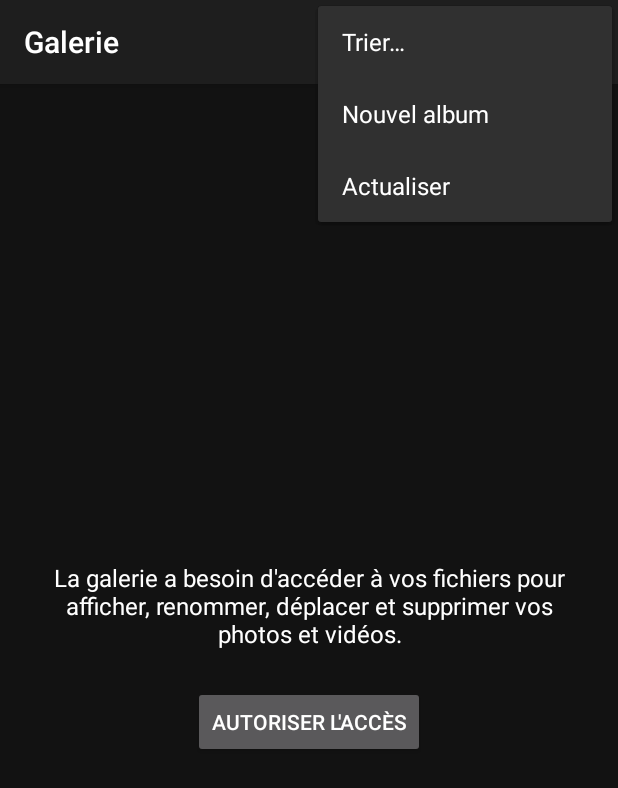
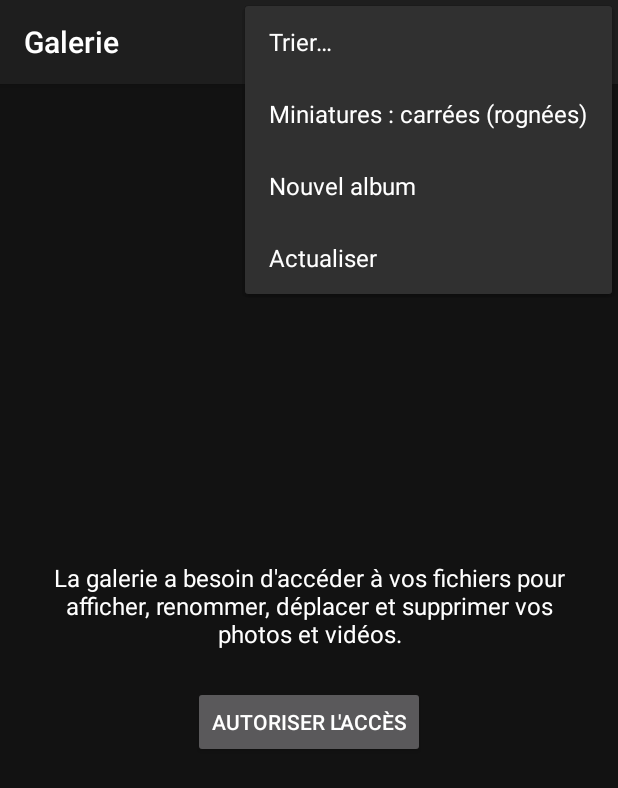
Before and after one commit to Aminetrial/galerie, an Android app: the screen it shows after launch (MainActivity), with the options menu open, on a phone screen of 412 x 824 dp. Shown: the top 788 px of the screen. Run offline under Robolectric (Android 15) with nearby library versions, the phone set to English and light mode, and no system bars; 1 statement that could not run was skipped.

Commit message:
Mise à jour Galerie 2026-11-19 21:31

```diff
--- a/app/src/main/java/com/galerie/app/MainActivity.java
+++ b/app/src/main/java/com/galerie/app/MainActivity.java
@@ -90,6 +90,7 @@ public class MainActivity extends Activity {
     private boolean includeVideos = false;  // onglet Photos : inclure les vidéos
     private boolean photosFolders = false;  // onglet Photos : vue par dossiers (sinon grille)
     private boolean videosFolders = true;   // onglet Vidéos : vue par dossiers (sinon grille)
+    private boolean thumbsOriginal = true;  // miniatures entières (format original) au lieu de carrées rognées
     private boolean randomOn = false;       // mode aléatoire (partagé avec la visionneuse)
     private Button randomFab;
     private int sortMode = SORT_DATE;
@@ -110,7 +111,7 @@ public class MainActivity extends Activity {
     private final TextView[] chips = new TextView[3];
     private final TextView[] navItems = new TextView[4];
     private ScrollView settingsView;
-    private final TextView[] setRows = new TextView[7];
+    private final TextView[] setRows = new TextView[8];
     private TextView emptyView;
     private ProgressBar progress;
     private LinearLayout permissionView;
@@ -143,6 +144,7 @@ public class MainActivity extends Activity {
         photosFolders = p.getBoolean("photos_folders", false);
         videosFolders = p.getBoolean("videos_folders", true);
         randomOn = p.getBoolean("random_on", false);
+        thumbsOriginal = p.getBoolean("thumbs_original", true);
         sortMode = p.getInt("sort_mode", SORT_DATE);
         sortRev = p.getBoolean("sort_rev", false);
         if (state != null) {
@@ -355,6 +357,7 @@ public class MainActivity extends Activity {
         View.OnClickListener[] actions = {
                 v -> chooseColumns(),
                 v -> chooseSort(),
+                v -> toggleThumbs(),
                 v -> { includeVideos = !includeVideos; prefs().edit().putBoolean("inc_video", includeVideos).apply(); refreshSettings(); },
                 v -> { photosFolders = !photosFolders; prefs().edit().putBoolean("photos_folders", photosFolders).apply(); refreshSettings(); },
                 v -> { videosFolders = !videosFolders; prefs().edit().putBoolean("videos_folders", videosFolders).apply(); refreshSettings(); },
@@ -386,11 +389,24 @@ public class MainActivity extends Activity {
     private void refreshSettings() {
         setRow(setRows[0], "Taille de la grille", cols + " éléments par ligne");
         setRow(setRows[1], "Trier par", sortLabel(sortMode) + " — " + sortDirection(sortMode));
-        setRow(setRows[2], "Vidéos dans l'onglet Photos", includeVideos ? "Incluses" : "Exclues");
-        setRow(setRows[3], "Onglet Photos", photosFolders ? "Affiché par dossiers" : "Affiché en grille");
-        setRow(setRows[4], "Onglet Vidéos", videosFolders ? "Affiché par dossiers" : "Affiché en grille");
-        setRow(setRows[5], "Nouvel album", "Créer un dossier dans Pictures");
-        setRow(setRows[6], "Actualiser la bibliothèque", "Relire toutes les photos et vidéos");
+        setRow(setRows[2], "Miniatures", thumbsOriginal ? "Format original (image entière, sans rogner)" : "Carrées (rognées)");
+        setRow(setRows[3], "Vidéos dans l'onglet Photos", includeVideos ? "Incluses" : "Exclues");
+        setRow(setRows[4], "Onglet Photos", photosFolders ? "Affiché par dossiers" : "Affiché en grille");
+        setRow(setRows[5], "Onglet Vidéos", videosFolders ? "Affiché par dossiers" : "Affiché en grille");
+        setRow(setRows[6], "Nouvel album", "Créer un dossier dans Pictures");
+        setRow(setRows[7], "Actualiser la bibliothèque", "Relire toutes les photos et vidéos");
+    }
+
+    private void toggleThumbs() {
+        thumbsOriginal = !thumbsOriginal;
+        prefs().edit().putBoolean("thumbs_original", thumbsOriginal).apply();
+        refreshSettings();
+        adapter.notifyDataSetChanged();
+        invalidateOptionsMenu();
+    }
+
+    private ImageView.ScaleType thumbScale() {
+        return thumbsOriginal ? ImageView.ScaleType.FIT_CENTER : ImageView.ScaleType.CENTER_CROP;
     }
 
     private void styleRandomFab() {
@@ -763,6 +779,7 @@ public class MainActivity extends Activity {
         menu.add(0, 2, 0, "🔀").setShowAsAction(MenuItem.SHOW_AS_ACTION_ALWAYS);
         menu.add(0, 3, 0, "Sélectionner");
         menu.add(0, 9, 0, "Trier…");
+        menu.add(0, 10, 0, "Miniatures");
         menu.add(0, 4, 0, "Vue");
         menu.add(0, 5, 0, "Vidéos");
         menu.add(0, 6, 0, "Nombre de colonnes");
@@ -779,6 +796,9 @@ public class MainActivity extends Activity {
         menu.findItem(2).setVisible(!settings);
         menu.findItem(3).setVisible(!settings && !folders);
         menu.findItem(9).setVisible(!settings);
+        MenuItem th = menu.findItem(10);
+        th.setVisible(!settings);
+        th.setTitle(thumbsOriginal ? "Miniatures : carrées (rognées)" : "Miniatures : format original");
         MenuItem view = menu.findItem(4);
         view.setVisible((tab == TAB_PHOTOS || tab == TAB_VIDEOS) && openAlbum == null && query.isEmpty());
         view.setTitle(folders ? "Tout afficher en grille" : "Afficher par dossiers");
@@ -827,6 +847,7 @@ public class MainActivity extends Activity {
                 return true;
             case 6: chooseColumns(); return true;
             case 9: chooseSort(); return true;
+            case 10: toggleThumbs(); return true;
             case 7: createAlbum(); return true;
             case 8: reload(); return true;
         }
@@ -1325,7 +1346,7 @@ public class MainActivity extends Activity {
                 vh.name.setText(r.album.name);
                 vh.count.setText(String.valueOf(r.count));
                 if (r.cover != null) {
-                    vh.image.setScaleType(ImageView.ScaleType.CENTER_CROP);
+                    vh.image.setScaleType(thumbScale());
                     thumbs.load(r.cover, vh.image);
                 } else {
                     vh.image.setTag(null);
@@ -1335,6 +1356,7 @@ public class MainActivity extends Activity {
             } else if (holder instanceof MediaVH) {
                 MediaVH vh = (MediaVH) holder;
                 MediaItem m = r.media;
+                vh.image.setScaleType(thumbScale());
                 thumbs.load(m, vh.image);
                 if (m.video) {
                     vh.badge.setVisibility(View.VISIBLE);
--- a/app/src/main/java/com/galerie/app/ViewerActivity.java
+++ b/app/src/main/java/com/galerie/app/ViewerActivity.java
@@ -124,7 +124,6 @@ public class ViewerActivity extends Activity {
             index = state.getInt("index", 0);
             resumePos = state.getInt("pos", -1);
             randomMode = state.getBoolean("random", false);
-            aspectFill = state.getBoolean("fill", false);
         } else {
             paths = sPaths;
             index = getIntent().getIntExtra("index", 0);
@@ -311,14 +310,12 @@ public class ViewerActivity extends Activity {
         playBtn = btn("⏸", 24, v -> togglePlay());
         Button fwdSkip = btn("+10 s", 13, v -> skip(10000));
         Button nextBtn = btn("⏭", 20, v -> next());
-        Button aspectBtn = btn("⛶", 20, v -> toggleAspect());
         addWeighted(pill, lockBtn, 48);
         addWeighted(pill, prevBtn, 48);
         addWeighted(pill, backSkip, 48);
         addWeighted(pill, playBtn, 48);
         addWeighted(pill, fwdSkip, 48);
         addWeighted(pill, nextBtn, 48);
-        addWeighted(pill, aspectBtn, 48);
         bottom.addView(pill, new LinearLayout.LayoutParams(-1, -2));
         root.addView(bottom, new FrameLayout.LayoutParams(-1, -2, Gravity.BOTTOM));
 
```
Also changed, not shown: 1 other file.
